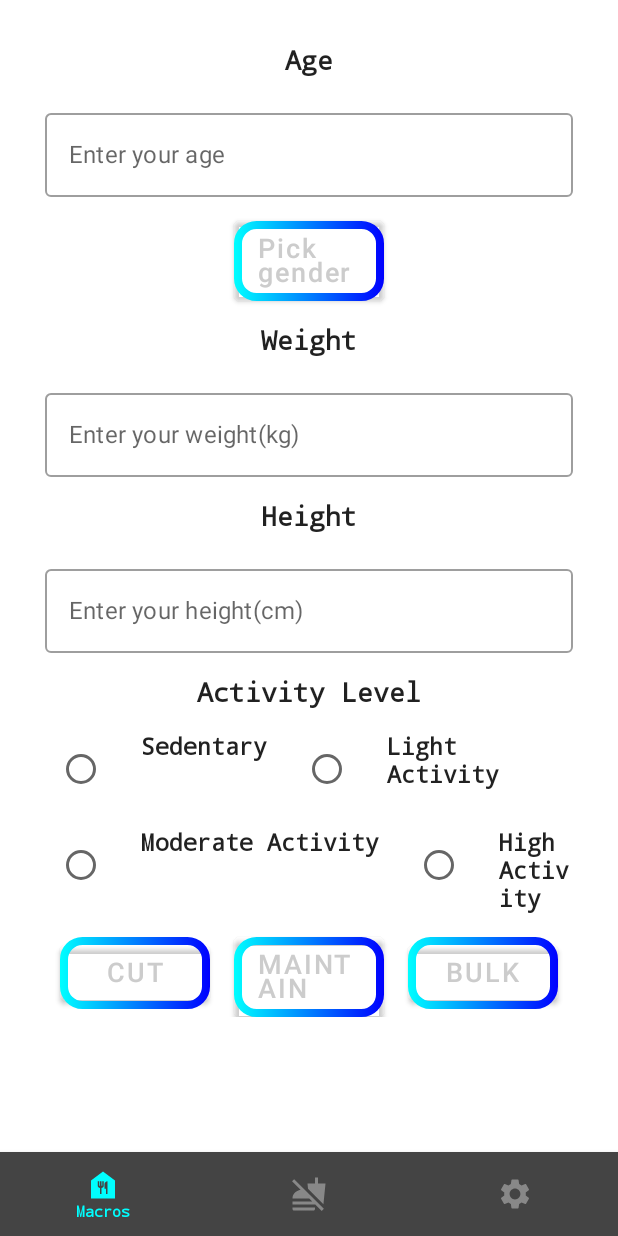
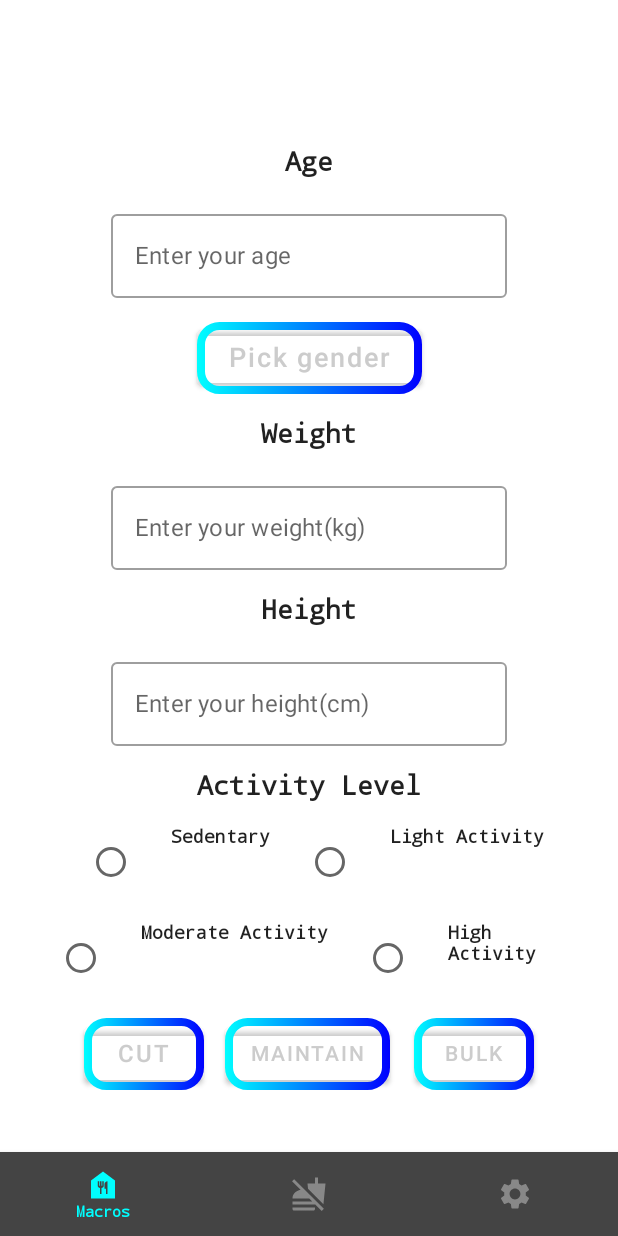
Before and after one commit to Capybara-Dev-Team/ProShaped-app, an Android app built with Jetpack Compose: the screen it shows after launch (MainActivity), on a phone screen of 412 x 824 dp. Run offline under Robolectric (Android 15) with nearby library versions, the phone set to English and light mode, and no system bars.

Commit message:
changed the size of the buttons

```diff
--- a/ProShaped/app/src/main/java/com/example/proshapedapp/MainActivity.kt
+++ b/ProShaped/app/src/main/java/com/example/proshapedapp/MainActivity.kt
@@ -197,7 +197,7 @@ fun MacrosScreen(navController: NavHostController) {
 
         Column(
             modifier = Modifier
-                .fillMaxWidth()
+                .fillMaxSize()
                 .padding(
                     horizontal = 30.dp,
                     vertical = 30.dp
@@ -221,19 +221,11 @@ fun MacrosScreen(navController: NavHostController) {
                 },
                 singleLine = true,
                 modifier = Modifier
-                    .fillMaxWidth()
-//                    .border(
-//                        width = 2.dp,
-//                        brush = Brush.horizontalGradient(listOf(Color.Cyan,Color.Blue)),
-//                        shape = RoundedCornerShape(10.dp)),
-                        ,
+                    .fillMaxWidth(0.75f),
                 textStyle = TextStyle(color = Color.LightGray, fontSize = 20.sp),
                 keyboardOptions = KeyboardOptions(
                     keyboardType = KeyboardType.Number
                 )
-//                backgroundColor = Color.Transparent,
-//                activeColor = Color.Transparent,
-//                inactiveColor = Color.Transparent
 
             )
             //use textfieldstate in a try catch block to use the age later
@@ -258,7 +250,7 @@ fun MacrosScreen(navController: NavHostController) {
                         brush = Brush.horizontalGradient(listOf(Color.Cyan, Color.Blue)),
                         shape = RoundedCornerShape(15.dp)
                     )
-                    .width(100.dp)
+                    .width(150.dp)
                     .background(
                         Brush.horizontalGradient(
                             colors = listOf(
@@ -288,7 +280,7 @@ fun MacrosScreen(navController: NavHostController) {
                 },
                 singleLine = true,
                 modifier = Modifier
-                    .fillMaxWidth()
+                    .fillMaxWidth(0.75f)
 //                    .border(
 //                        width = 2.dp,
 //                        brush = Brush.horizontalGradient(listOf(Color.Cyan,Color.Blue)),
@@ -326,7 +318,7 @@ fun MacrosScreen(navController: NavHostController) {
                 },
                 singleLine = true,
                 modifier = Modifier
-                    .fillMaxWidth()
+                    .fillMaxWidth(0.75f)
 //                    .border(
 //                        width = 2.dp,
 //                        brush = Brush.horizontalGradient(listOf(Color.Cyan,Color.Blue)),
@@ -369,7 +361,7 @@ fun MacrosScreen(navController: NavHostController) {
                         colors = RadioButtonDefaults.colors(Color.Cyan)
                     )
                     Spacer(modifier = Modifier.size(16.dp))
-                    Text(ActivityLevel.sedentary)
+                    Text(ActivityLevel.sedentary, fontSize = 12.sp)
 
                     Spacer(modifier = Modifier.size(16.dp))
 
@@ -381,7 +373,7 @@ fun MacrosScreen(navController: NavHostController) {
                         colors = RadioButtonDefaults.colors(Color.Green)
                     )
                     Spacer(modifier = Modifier.size(16.dp))
-                    Text(ActivityLevel.light)
+                    Text(ActivityLevel.light, fontSize = 12.sp)
                 }
 
                 Spacer(modifier = Modifier.size(16.dp))
@@ -395,7 +387,7 @@ fun MacrosScreen(navController: NavHostController) {
                         colors = RadioButtonDefaults.colors(Color.Yellow)
                     )
                     Spacer(modifier = Modifier.size(16.dp))
-                    Text(ActivityLevel.moderate)
+                    Text(ActivityLevel.moderate, fontSize = 12.sp)
 
                     Spacer(modifier = Modifier.size(16.dp))
 
@@ -407,7 +399,7 @@ fun MacrosScreen(navController: NavHostController) {
                         colors = RadioButtonDefaults.colors(Color.Red)
                     )
                     Spacer(modifier = Modifier.size(16.dp))
-                    Text(ActivityLevel.high)
+                    Text(ActivityLevel.high, fontSize = 12.sp)
                 }
             }
 
@@ -428,7 +420,7 @@ fun MacrosScreen(navController: NavHostController) {
                             brush = Brush.horizontalGradient(listOf(Color.Cyan, Color.Blue)),
                             shape = RoundedCornerShape(15.dp)
                         )
-                        .width(100.dp)
+                        .width(80.dp)
                         .background(
                             Brush.horizontalGradient(
                                 colors = listOf(
@@ -439,10 +431,10 @@ fun MacrosScreen(navController: NavHostController) {
                             )
                         )
                 ) {
-                    Text(text = "CUT", fontSize = 18.sp)
+                    Text(text = "CUT", fontSize = 16.sp)
                 }
 
-                Spacer(modifier = Modifier.width(16.dp))
+                Spacer(modifier = Modifier.width(14.dp))
 
                 Button(onClick = {
                     //implement calculation for maintain
@@ -458,7 +450,7 @@ fun MacrosScreen(navController: NavHostController) {
                             brush = Brush.horizontalGradient(listOf(Color.Cyan, Color.Blue)),
                             shape = RoundedCornerShape(15.dp)
                         )
-                        .width(100.dp)
+                        .width(110.dp)
                         .background(
                             Brush.horizontalGradient(
                                 colors = listOf(
@@ -469,7 +461,7 @@ fun MacrosScreen(navController: NavHostController) {
                             )
                         )
                 ) {
-                    Text(text = "MAINTAIN", fontSize = 18.sp)
+                    Text(text = "MAINTAIN", fontSize = 14.sp)
                 }
 
                 Spacer(modifier = Modifier.width(16.dp))
@@ -488,7 +480,7 @@ fun MacrosScreen(navController: NavHostController) {
                             brush = Brush.horizontalGradient(listOf(Color.Cyan, Color.Blue)),
                             shape = RoundedCornerShape(15.dp)
                         )
-                        .width(100.dp)
+                        .width(80.dp)
                         .background(
                             Brush.horizontalGradient(
                                 colors = listOf(
@@ -499,7 +491,7 @@ fun MacrosScreen(navController: NavHostController) {
                             )
                         )
                 ) {
-                    Text(text = "BULK", fontSize = 18.sp)
+                    Text(text = "BULK", fontSize = 14.sp)
                 }
             }
 
```
